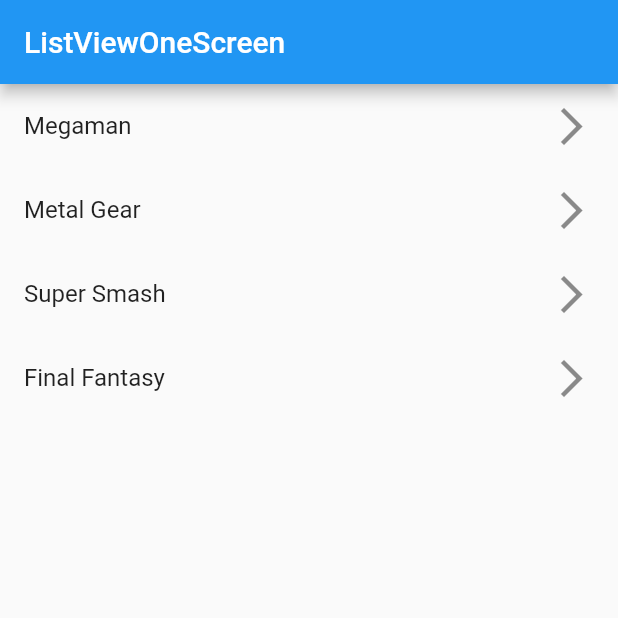
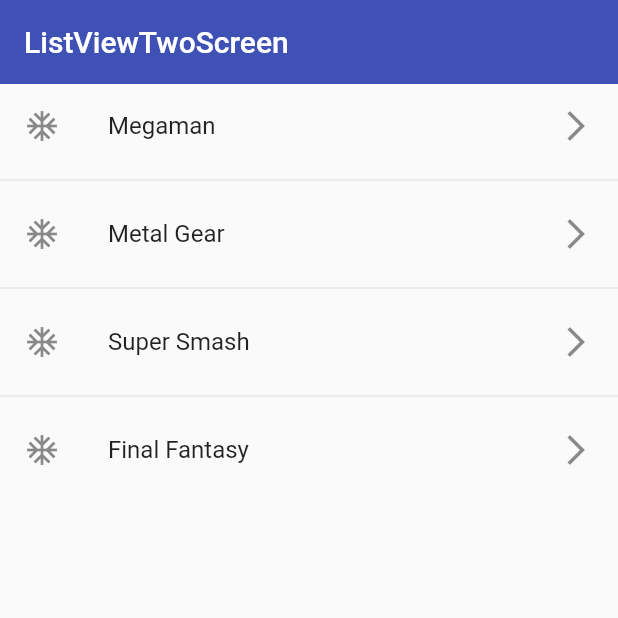
Before and after one commit to albeiromr/Flutter-second-app, a Flutter app: the screen it shows after launch, on a phone screen of 412 x 824 dp, the top half of it. Run offline on Flutter 3.47's test engine with Material 2 defaults, Android fonts, the phone set to English and light mode, and no system bars.

Commit message:
crea listview.separated

```diff
--- a/lib/main.dart
+++ b/lib/main.dart
@@ -1,5 +1,5 @@
 import 'package:flutter/material.dart';
-import 'package:second_app/screens/listviewone_screen.dart';
+import 'package:second_app/screens/listviewtwo_screen.dart';
 
 void main() {
   runApp(const MyApp());
@@ -9,12 +9,11 @@ class MyApp extends StatelessWidget {
   const MyApp({Key? key}) : super(key: key);
 
   @override
-  Widget build(BuildContext context){
-    return  MaterialApp(
+  Widget build(BuildContext context) {
+    return MaterialApp(
       debugShowCheckedModeBanner: false,
       title: "Material App",
-      home: ListViewOneScreen()
-
+      home: ListViewTwoScreen(),
     );
   }
 }
--- a/lib/screens/listviewone_screen.dart
+++ b/lib/screens/listviewone_screen.dart
@@ -1,11 +1,12 @@
 import 'package:flutter/material.dart';
 
 class ListViewOneScreen extends StatelessWidget {
-
   final List<String> options = [
-    "Megaman", "Metal Gear", "Super Smash", "Final Fantasy"
+    "Megaman",
+    "Metal Gear",
+    "Super Smash",
+    "Final Fantasy"
   ];
-
   ListViewOneScreen({Key? key}) : super(key: key);
 
   @override
@@ -13,14 +14,17 @@ class ListViewOneScreen extends StatelessWidget {
     return Scaffold(
       appBar: AppBar(
         title: const Text("ListViewOneScreen"),
+        backgroundColor: Colors.blueGrey[800],
       ),
       body: ListView(
-          children:  [
+        children: [
           ...options.map((option) => ListTile(
             title: Text(option),
-              trailing: const Icon(Icons.arrow_forward_ios, size: 30.00,)
+            leading: const Icon(Icons.ac_unit_outlined),
+            trailing: const Icon(Icons.arrow_forward_ios)
           )).toList()
         ],
-        ));
+      ),
+    );
   }
 }
--- /dev/null
+++ b/lib/screens/listviewtwo_screen.dart
@@ -0,0 +1,36 @@
+import 'package:flutter/material.dart';
+
+class ListViewTwoScreen extends StatelessWidget {
+  final List<String> options = [
+    "Megaman",
+    "Metal Gear",
+    "Super Smash",
+    "Final Fantasy"
+  ];
+  ListViewTwoScreen({Key? key}) : super(key: key);
+
+  @override
+  Widget build(BuildContext context) {
+    return Scaffold(
+      appBar: AppBar(
+        title: const Text("ListViewTwoScreen"),
+        backgroundColor: Colors.indigo,
+        elevation: 0.0,
+      ),
+      body: ListView.separated(
+          itemCount: options.length,
+          itemBuilder: (context, index) {
+            return ListTile(
+              title: Text(options[index]),
+              leading: const Icon(Icons.ac_unit_outlined),
+              trailing: const Icon(Icons.arrow_forward_ios),
+              onTap: () {
+                final String item = options[index];
+                print(item);
+              },
+            );
+          },
+          separatorBuilder: (context, index) => const Divider()),
+    );
+  }
+}
```
Lines whose indentation alone changed are shown as unchanged.
